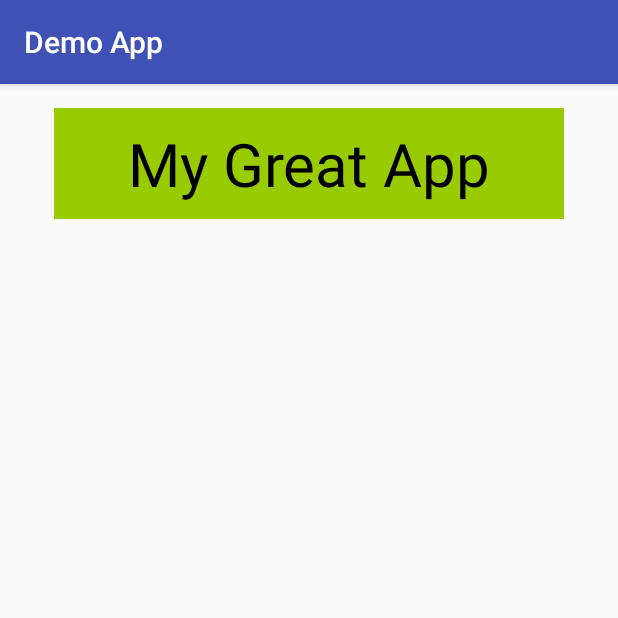
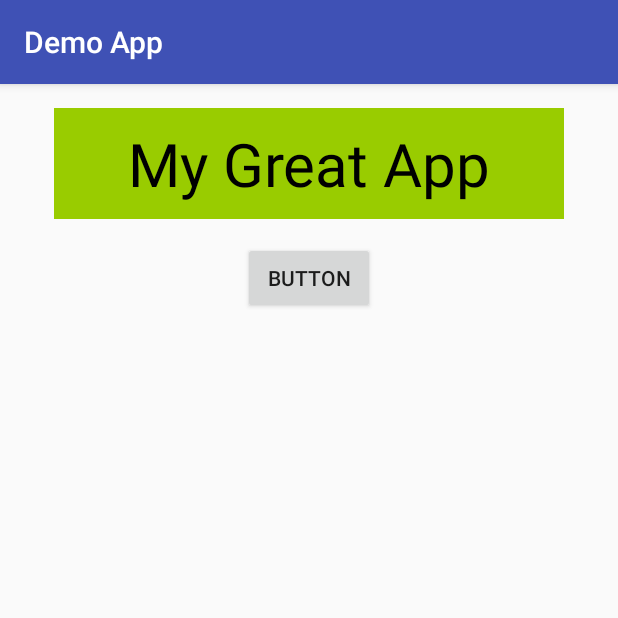
Before and after one commit to malikalichsan/demo-app, an Android app: the screen it shows after launch (MainActivity), on a phone screen of 412 x 824 dp, the top half of it. Run offline under Robolectric (Android 15) with nearby library versions, the phone set to English and light mode, and no system bars.

Commit message:
Log button pressed

```diff
--- a/app/src/main/java/com/example/demoapp/MainActivity.java
+++ b/app/src/main/java/com/example/demoapp/MainActivity.java
@@ -2,8 +2,14 @@ package com.example.demoapp;
 
 import android.support.v7.app.AppCompatActivity;
 import android.os.Bundle;
+import android.util.Log;
+import android.view.View;
 
 public class MainActivity extends AppCompatActivity {
+
+    public void clickFunction(View view) {
+        Log.i("Info", "Button Pressed");
+    }
 
     @Override
     protected void onCreate(Bundle savedInstanceState) {
--- a/app/src/main/res/layout/activity_main.xml
+++ b/app/src/main/res/layout/activity_main.xml
@@ -20,4 +20,14 @@
         android:textColor="@android:color/background_dark"
         android:textSize="40sp" />
 
+    <Button
+        android:id="@+id/button"
+        android:layout_width="wrap_content"
+        android:layout_height="wrap_content"
+        android:layout_below="@+id/helloMalikTextView"
+        android:layout_centerHorizontal="true"
+        android:layout_marginTop="15dp"
+        android:onClick="clickFunction"
+        android:text="Button" />
+
 </RelativeLayout>
```
